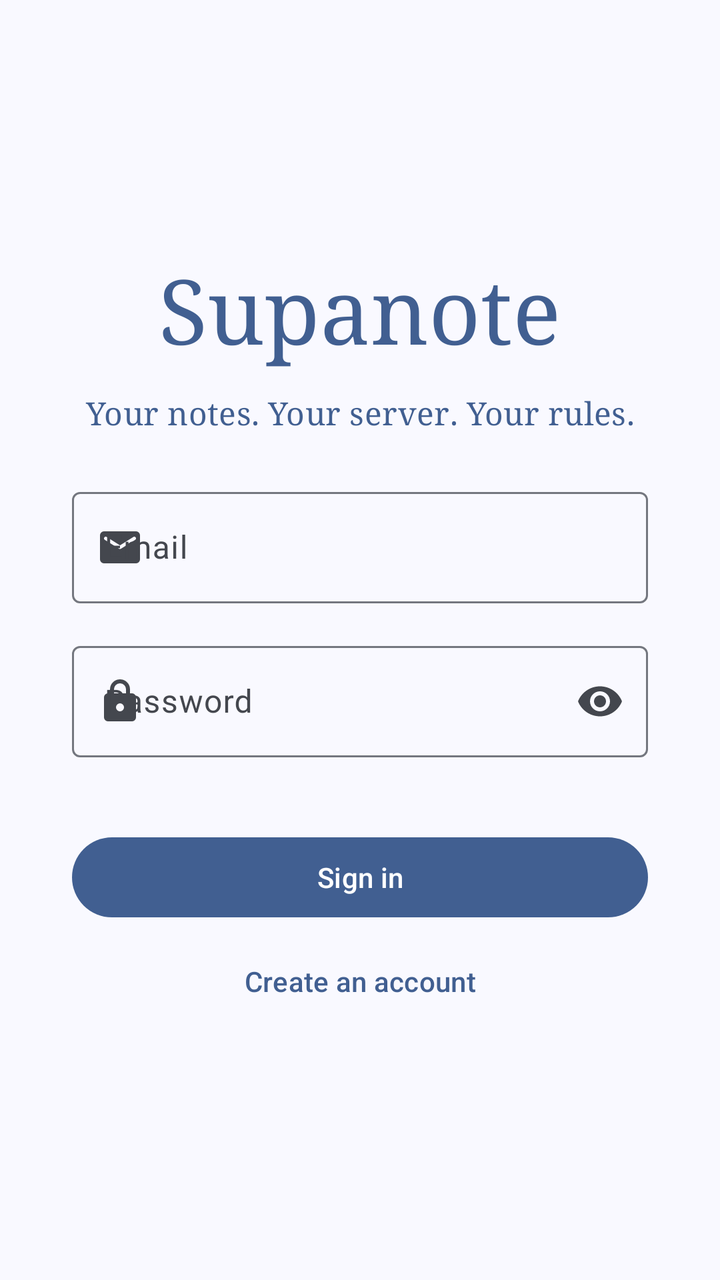
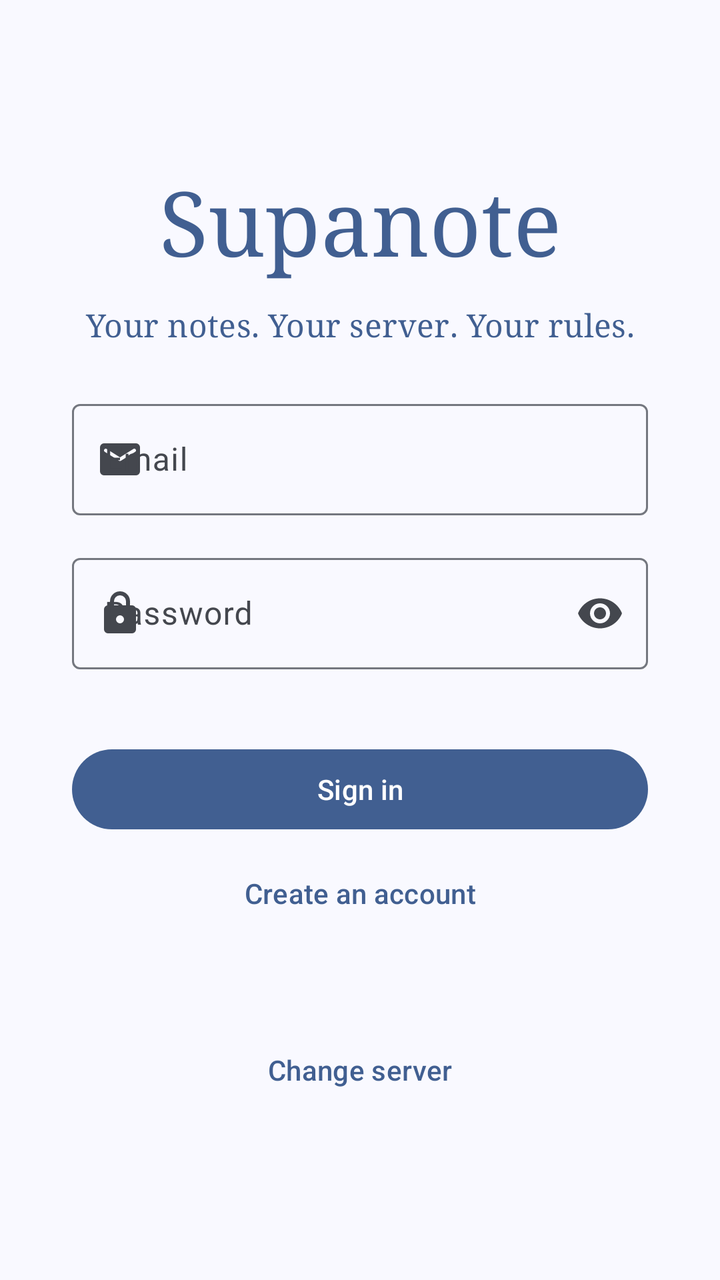

The first picture is an Android layout as it rendered before a commit; the second is the same layout after the commit. The layout source and the unified diff follow.
<!-- AndroidManifest.xml: application theme Theme.Supanote -->
<!-- res/layout/activity_login.xml -->
<?xml version="1.0" encoding="utf-8"?>
<ScrollView
    xmlns:android="http://schemas.android.com/apk/res/android"
    xmlns:app="http://schemas.android.com/apk/res-auto"
    android:layout_width="match_parent"
    android:layout_height="match_parent"
    android:id="@+id/main"
    android:clipToPadding="false"
    android:fillViewport="true">

    <LinearLayout
        android:paddingHorizontal="36dp"
        android:paddingVertical="16dp"
        android:gravity="center_vertical"
        android:orientation="vertical"
        android:layout_width="match_parent"
        android:layout_height="wrap_content">

        <com.google.android.material.textview.MaterialTextView
            android:layout_gravity="center"
            android:text="@string/app_name"
            android:textAppearance="?attr/textAppearanceDisplayMedium"
            android:fontFamily="serif"
            android:textColor="?attr/colorPrimary"
            android:layout_width="wrap_content"
            android:layout_height="wrap_content"/>

        <com.google.android.material.textview.MaterialTextView
            android:layout_gravity="center"
            android:layout_marginTop="12dp"
            android:layout_marginBottom="24dp"
            android:text="@string/app_slogan"
            android:textAppearance="?attr/textAppearanceTitleMedium"
            android:textAlignment="center"
            android:fontFamily="serif"
            android:textColor="?attr/colorPrimary"
            android:layout_width="wrap_content"
            android:layout_height="wrap_content"/>

        <com.google.android.material.textfield.TextInputLayout
            android:id="@+id/email_layout"
            android:hint="@string/hint_email"
            android:layout_marginBottom="16dp"
            app:endIconMode="clear_text"
            app:startIconDrawable="@drawable/ic_mail"
            android:layout_width="match_parent"
            android:layout_height="wrap_content">

            <com.google.android.material.textfield.TextInputEditText
                android:id="@+id/email_input"
                android:autofillHints="emailAddress"
                android:imeOptions="actionNext"
                android:inputType="textEmailAddress"
                android:maxLines="1"
                android:layout_width="match_parent"
                android:layout_height="match_parent"/>
        </com.google.android.material.textfield.TextInputLayout>

        <com.google.android.material.textfield.TextInputLayout
            android:id="@+id/password_layout"
            android:hint="@string/hint_password"
            app:endIconMode="password_toggle"
            app:startIconDrawable="@drawable/ic_lock"
            android:layout_width="match_parent"
            android:layout_height="wrap_content">

            <com.google.android.material.textfield.TextInputEditText
                android:id="@+id/password_input"
                android:autofillHints="password"
                android:imeOptions="actionDone"
                android:inputType="textPassword"
                android:maxLines="1"
                android:layout_width="match_parent"
                android:layout_height="match_parent"/>
        </com.google.android.material.textfield.TextInputLayout>

        <com.google.android.material.progressindicator.LinearProgressIndicator
            android:id="@+id/progress"
            android:layout_marginTop="16dp"
            android:indeterminate="true"
            android:visibility="invisible"
            android:layout_width="match_parent"
            android:layout_height="wrap_content"/>

        <com.google.android.material.button.MaterialButton
            android:id="@+id/signIn"
            android:filterTouchesWhenObscured="true"
            android:text="@string/button_sign_in"
            android:layout_marginTop="16dp"
            android:layout_marginBottom="4dp"
            android:layout_width="match_parent"
            android:layout_height="wrap_content"/>

        <com.google.android.material.button.MaterialButton
            android:id="@+id/signUp"
            android:filterTouchesWhenObscured="true"
            style="?attr/borderlessButtonStyle"
            android:text="@string/button_create_account"
            android:layout_width="match_parent"
            android:layout_height="wrap_content"/>
    </LinearLayout>
</ScrollView>
<!-- resources referenced by this layout -->
<resources>
  <!-- drawable ic_mail (drawable) -->
  <vector xmlns:android="http://schemas.android.com/apk/res/android"
      android:width="24dp"
      android:height="24dp"
      android:viewportWidth="960"
      android:viewportHeight="960">
    <path
        android:pathData="M160,800q-33,0 -56.5,-23.5T80,720v-480q0,-33 23.5,-56.5T160,160h640q33,0 56.5,23.5T880,240v480q0,33 -23.5,56.5T800,800L160,800ZM490.5,511.5Q496,510 501,507l283,-177q8,-5 12,-12.5t4,-16.5q0,-20 -17,-30t-35,1L480,440 212,272q-18,-11 -35,-0.5T160,301q0,10 4,17.5t12,11.5l283,177q5,3 10.5,4.5T480,513q5,0 10.5,-1.5Z"
        android:fillColor="#e3e3e3"/>
  </vector>
  <string name="app_name">Supanote</string>
  <string name="app_slogan">Your notes. Your server. Your rules.</string>
  <string name="button_create_account">Create an account</string>
  <string name="button_sign_in">Sign in</string>
  <string name="hint_email">Email</string>
  <string name="hint_password">Password</string>
  <color name="md_theme_primary">#415F91</color>
  <color name="md_theme_onPrimary">#FFFFFF</color>
  <color name="md_theme_primaryContainer">#D6E3FF</color>
  <color name="md_theme_onPrimaryContainer">#284777</color>
  <color name="md_theme_secondary">#565F71</color>
  <color name="md_theme_onSecondary">#FFFFFF</color>
  <color name="md_theme_secondaryContainer">#DAE2F9</color>
  <color name="md_theme_onSecondaryContainer">#3E4759</color>
  <color name="md_theme_tertiary">#705575</color>
  <color name="md_theme_onTertiary">#FFFFFF</color>
  <color name="md_theme_tertiaryContainer">#FAD8FD</color>
  <color name="md_theme_onTertiaryContainer">#573E5C</color>
  <color name="md_theme_error">#BA1A1A</color>
  <color name="md_theme_onError">#FFFFFF</color>
  <color name="md_theme_errorContainer">#FFDAD6</color>
  <color name="md_theme_onErrorContainer">#93000A</color>
  <color name="md_theme_background">#F9F9FF</color>
  <color name="md_theme_onBackground">#191C20</color>
  <color name="md_theme_surface">#F9F9FF</color>
  <color name="md_theme_onSurface">#191C20</color>
  <color name="md_theme_surfaceVariant">#E0E2EC</color>
  <color name="md_theme_onSurfaceVariant">#44474E</color>
  <color name="md_theme_outline">#74777F</color>
  <color name="md_theme_outlineVariant">#C4C6D0</color>
  <color name="md_theme_inverseSurface">#2E3036</color>
  <color name="md_theme_inverseOnSurface">#F0F0F7</color>
  <color name="md_theme_inversePrimary">#AAC7FF</color>
  <color name="md_theme_primaryFixed">#D6E3FF</color>
  <color name="md_theme_onPrimaryFixed">#001B3E</color>
  <color name="md_theme_primaryFixedDim">#AAC7FF</color>
  <color name="md_theme_onPrimaryFixedVariant">#284777</color>
  <color name="md_theme_secondaryFixed">#DAE2F9</color>
  <color name="md_theme_onSecondaryFixed">#131C2B</color>
  <color name="md_theme_secondaryFixedDim">#BEC6DC</color>
  <color name="md_theme_onSecondaryFixedVariant">#3E4759</color>
  <color name="md_theme_tertiaryFixed">#FAD8FD</color>
  <color name="md_theme_onTertiaryFixed">#28132E</color>
  <color name="md_theme_tertiaryFixedDim">#DDBCE0</color>
  <color name="md_theme_onTertiaryFixedVariant">#573E5C</color>
  <color name="md_theme_surfaceDim">#D9D9E0</color>
  <color name="md_theme_surfaceBright">#F9F9FF</color>
  <color name="md_theme_surfaceContainerLowest">#FFFFFF</color>
  <color name="md_theme_surfaceContainerLow">#F3F3FA</color>
  <color name="md_theme_surfaceContainer">#EDEDF4</color>
  <color name="md_theme_surfaceContainerHigh">#E7E8EE</color>
  <color name="md_theme_surfaceContainerHighest">#E2E2E9</color>
  <!-- unchanged entries left out for length: 3 -->
</resources>

<!-- the commit's change to res/layout/activity_login.xml (unified diff, before → after) -->
@@ -17,12 +17,17 @@
         android:layout_height="wrap_content">
 
         <com.google.android.material.textview.MaterialTextView
-            android:layout_gravity="center"
+            android:gravity="center"
             android:text="@string/app_name"
             android:textAppearance="?attr/textAppearanceDisplayMedium"
             android:fontFamily="serif"
             android:textColor="?attr/colorPrimary"
-            android:layout_width="wrap_content"
+            android:maxLines="1"
+            android:autoSizeTextType="uniform"
+            android:autoSizeMinTextSize="24sp"
+            android:autoSizeMaxTextSize="45sp"
+            android:autoSizeStepGranularity="1sp"
+            android:layout_width="match_parent"
             android:layout_height="wrap_content"/>
 
         <com.google.android.material.textview.MaterialTextView
@@ -98,5 +103,21 @@
             android:text="@string/button_create_account"
             android:layout_width="match_parent"
             android:layout_height="wrap_content"/>
+
+        <com.google.android.material.textview.MaterialTextView
+            android:id="@+id/serverLabel"
+            android:layout_marginTop="24dp"
+            android:gravity="center"
+            android:textAppearance="?attr/textAppearanceBodySmall"
+            android:textColor="?attr/colorOnSurfaceVariant"
+            android:layout_width="match_parent"
+            android:layout_height="wrap_content"/>
+
+        <com.google.android.material.button.MaterialButton
+            android:id="@+id/changeServer"
+            style="?attr/borderlessButtonStyle"
+            android:text="@string/button_change_server"
+            android:layout_width="match_parent"
+            android:layout_height="wrap_content"/>
     </LinearLayout>
 </ScrollView>
<!-- resource entries referenced after the edit -->
@@ -12,6 +12,7 @@
   </vector>
   <string name="app_name">Supanote</string>
   <string name="app_slogan">Your notes. Your server. Your rules.</string>
+  <string name="button_change_server">Change server</string>
   <string name="button_create_account">Create an account</string>
   <string name="button_sign_in">Sign in</string>
   <string name="hint_email">Email</string>
